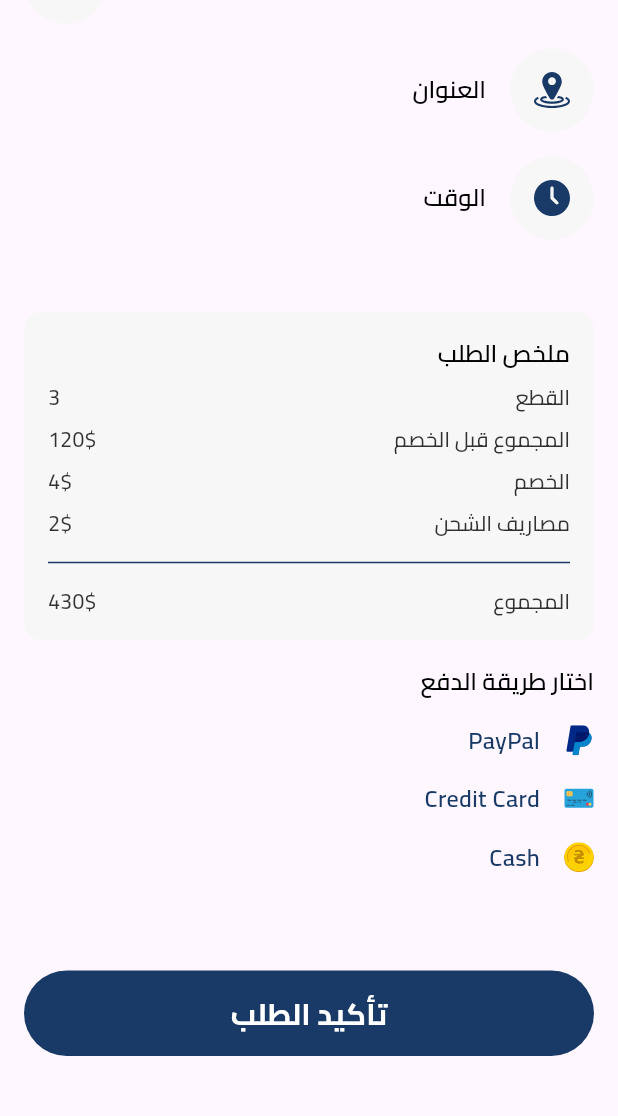
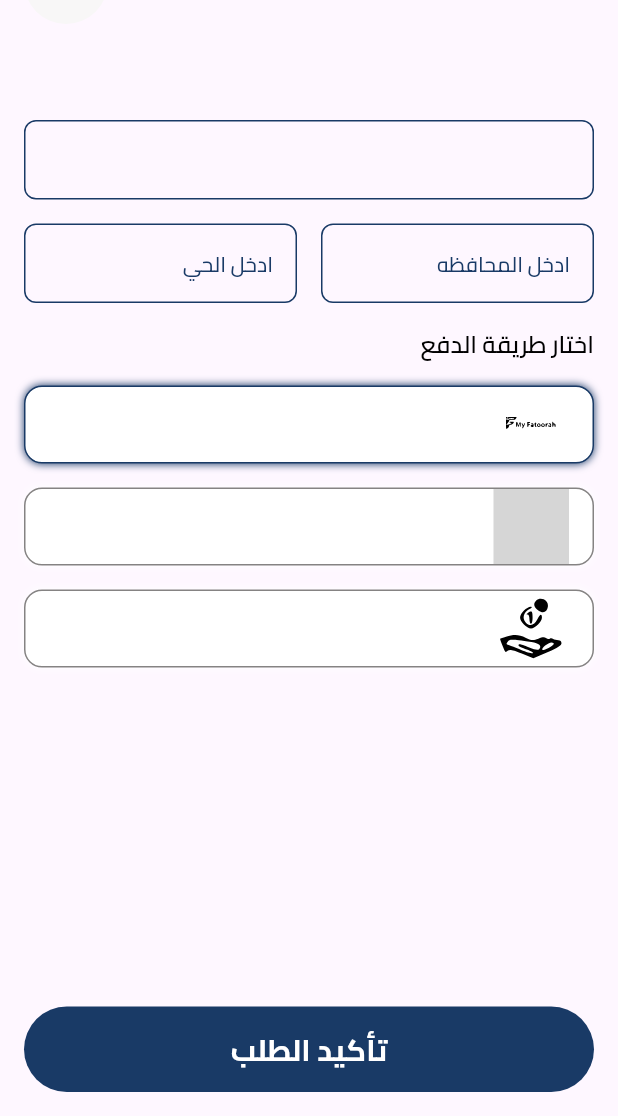
Before and after one commit to Kareemm0/two_be, a Flutter app: the OrderSummaryScreen screen opened by its route, on a phone screen of 412 x 824 dp, the part 120-1236 px from its top. Run offline on Flutter 3.47's test engine with Material 3 defaults, Android fonts, the phone set to English and light mode, and no system bars; our stand-ins replace dartz, dio, dotted_border, equatable, flutter_bloc, flutter_svg and 6 more; missing offline and left inert: myfatoorah_flutter; accounts and stored records are empty; network calls fail; project files that could hold a hidden picture were left out; grey boxes are pictures that could not be loaded.

Commit message:
add_choose_payment

```diff
--- a/lib/Features/Auth/Data/source/impl/auth_source_impl.dart
+++ b/lib/Features/Auth/Data/source/impl/auth_source_impl.dart
@@ -4,7 +4,6 @@ import 'package:dio/dio.dart';
 import 'package:two_be/Features/Auth/Data/source/base/auth_source.dart';
 import 'package:two_be/core/constant/end_points.dart';
 
-import '../../../../../core/cache/save_user_info.dart';
 import '../../../../../core/network/dio/base_dio.dart';
 
 class AuthSourceImpl implements AuthSource {
--- a/lib/Features/cart/data/source/impl/cart_source_impl.dart
+++ b/lib/Features/cart/data/source/impl/cart_source_impl.dart
@@ -1,12 +1,8 @@
-import 'dart:developer';
-
 import 'package:dio/dio.dart';
 import 'package:two_be/Features/cart/data/source/base/cart_source.dart';
 import 'package:two_be/core/constant/constant.dart';
 import 'package:two_be/core/constant/end_points.dart';
 import 'package:two_be/core/network/dio/base_dio.dart';
-
-import '../../../../../core/cache/save_user_info.dart';
 
 class CartSourceImpl implements CartSource {
   final BaseDio _dio;
--- a/lib/Features/cart/presentation/cubit/cart_cubit.dart
+++ b/lib/Features/cart/presentation/cubit/cart_cubit.dart
@@ -5,6 +5,7 @@ import 'package:flutter_bloc/flutter_bloc.dart';
 import 'package:two_be/Features/cart/data/model/order/order_model/order_model.dart';
 import 'package:two_be/Features/cart/domin/repo/cart_repo.dart';
 import 'package:two_be/core/utils/app_colors.dart';
+import 'package:two_be/core/utils/app_images.dart';
 import '../../data/model/cart_model/cart_model.dart';
 import 'package:myfatoorah_flutter/myfatoorah_flutter.dart';
 part 'cart_state.dart';
@@ -14,6 +15,14 @@ class CartCubit extends Cubit<CartState> {
   CartCubit(this._repo) : super(CartInitial());
 
   CartModel? cart;
+
+  List<String> payImages = [
+    AppImages.myFat,
+    AppImages.tabby,
+    AppImages.cach,
+  ];
+
+  int currentIndex = 0;
 
   void setUpActionBar() {
     MFSDK.setUpActionBar(
@@ -136,4 +145,10 @@ class CartCubit extends Cubit<CartState> {
       emit(CreateOrderFailureState("Error: ${e.toString()}"));
     }
   }
+
+  void changeIndex(int index) {
+    currentIndex = index;
+    log(index.toString());
+    emit(ChangeIndexState(index));
+  }
 }
--- a/lib/Features/cart/presentation/cubit/cart_state.dart
+++ b/lib/Features/cart/presentation/cubit/cart_state.dart
@@ -47,3 +47,10 @@ final class PaymentFailureState extends CartState {
 
   const PaymentFailureState(this.paymentStatusResponse);
 }
+
+final class ChangeIndexState extends CartState {
+  final int index;
+  @override
+  List<Object> get props => [index];
+  const ChangeIndexState(this.index);
+}
--- a/lib/Features/cart/presentation/views/cart_screen.dart
+++ b/lib/Features/cart/presentation/views/cart_screen.dart
@@ -1,16 +1,15 @@
-import 'dart:developer';
 import 'package:flutter/material.dart';
 import 'package:flutter_bloc/flutter_bloc.dart';
+import 'package:go_router/go_router.dart';
 import 'package:two_be/Features/cart/presentation/cubit/cart_cubit.dart';
 import 'package:two_be/Features/cart/presentation/widget/custom_cart_item.dart';
 import 'package:two_be/Features/categories/presentation/widget/custom_header_and_icon.dart';
+import 'package:two_be/core/routes/routes.dart';
 import 'package:two_be/core/widgets/custom_app_text.dart';
 import 'package:two_be/di.dart';
-import '../../../../core/cache/save_user_info.dart';
 import '../../../../core/utils/app_images.dart';
 import '../../../../core/utils/app_sizes.dart';
 import '../../../../core/widgets/aimated_loader.dart';
-import '../../../Auth/Data/Model/user.dart';
 import '../widget/custom_order_sammery_details.dart';
 
 class CartScreen extends StatefulWidget {
@@ -21,23 +20,6 @@ class CartScreen extends StatefulWidget {
 }
 
 class _CartScreenState extends State<CartScreen> {
-  User? _user;
-
-  Future<void> load() async {
-    User? user = await getUserFromSharedPreferences();
-    setState(() {
-      _user = user;
-    });
-    log("$user");
-    log("${user!.username}");
-  }
-
-  @override
-  void initState() {
-    load();
-    super.initState();
-  }
-
   @override
   Widget build(BuildContext context) {
     return BlocProvider(
@@ -78,11 +60,7 @@ class _CartScreenState extends State<CartScreen> {
                           CustomAppButton(
                             text: "تأكيد الطلب",
                             onPressed: () {
-                              cubit.createOrder(
-                                context,
-                                customerEmail: _user?.email ?? "",
-                                customerName: _user?.username ?? "",
-                              );
+                              context.push(Routes.orderSummary);
                             },
                             radius: 30,
                           ),
--- a/lib/Features/cart/presentation/views/order_summary_screen.dart
+++ b/lib/Features/cart/presentation/views/order_summary_screen.dart
@@ -1,20 +1,49 @@
+import 'dart:developer';
 import 'package:flutter/material.dart';
 import 'package:flutter_bloc/flutter_bloc.dart';
-import 'package:flutter_svg/svg.dart';
+import 'package:go_router/go_router.dart';
+import 'package:two_be/Features/Auth/presentation/cubit/auth_cubit.dart';
+import 'package:two_be/Features/Auth/presentation/cubit/auth_state.dart';
 import 'package:two_be/Features/cart/presentation/cubit/cart_cubit.dart';
-import 'package:two_be/Features/cart/presentation/widget/custom_order_sammery_details.dart';
+import 'package:two_be/Features/cart/presentation/widget/custom_choocse_payment_container.dart';
 import 'package:two_be/Features/categories/presentation/widget/custom_header_and_icon.dart';
+import 'package:two_be/core/extension/extension.dart';
 import 'package:two_be/core/functions/show_toast.dart';
 import 'package:two_be/core/utils/app_colors.dart';
-import 'package:two_be/core/utils/app_images.dart';
 import 'package:two_be/core/utils/app_sizes.dart';
-import 'package:two_be/core/widgets/custom_icon_container.dart';
 import 'package:two_be/di.dart';
+import '../../../../core/cache/save_user_info.dart';
 import '../../../../core/utils/app_text_style.dart';
 import '../../../../core/widgets/custom_app_text.dart';
+import '../../../../core/widgets/custom_countries_pupop_dialog.dart';
+import '../../../Auth/Data/Model/user.dart';
+import '../../../Auth/presentation/widget/custom_contry_item_grid_view.dart';
+import '../../../Auth/presentation/widget/custom_text_form_filed.dart';
 
-class OrderSummaryScreen extends StatelessWidget {
+class OrderSummaryScreen extends StatefulWidget {
   const OrderSummaryScreen({super.key});
+
+  @override
+  State<OrderSummaryScreen> createState() => _OrderSummaryScreenState();
+}
+
+class _OrderSummaryScreenState extends State<OrderSummaryScreen> {
+  User? _user;
+
+  Future<void> load() async {
+    User? user = await getUserFromSharedPreferences();
+    setState(() {
+      _user = user;
+    });
+    log("$user");
+    log("${user!.username}");
+  }
+
+  @override
+  void initState() {
+    load();
+    super.initState();
+  }
 
   @override
   Widget build(BuildContext context) {
@@ -27,79 +56,123 @@ class OrderSummaryScreen extends StatelessWidget {
           }
         },
         builder: (context, state) {
-          //  final cubit = context.read<CartCubit>();
+          final cubit = context.read<CartCubit>();
+          final authCubit = context.read<AuthCubit>();
           return Scaffold(
-            body: Padding(
-              padding: const EdgeInsets.symmetric(horizontal: 16, vertical: 40),
+            body: Column(
+              children: [
+                Expanded(
+                  child: SingleChildScrollView(
+                    child: Padding(
+                      padding: const EdgeInsets.symmetric(
+                        horizontal: 16,
+                        vertical: 40,
+                      ),
                       child: Column(
+                        spacing: 16,
                         crossAxisAlignment: CrossAxisAlignment.start,
-                spacing: 16,
                         children: [
                           CustomHeaderAndIcon(title: "تاكيد الطلب"),
-                  Row(
-                    spacing: 16,
-                    children: [
-                      CustomIconContainer(assetName: AppImages.location),
-                      Text("العنوان", style: AppTextStyle.style16),
-                    ],
+                          height(32),
+                          BlocBuilder<AuthCubit, AuthState>(
+                            builder: (context, state) {
+                              return CustomTextFormFiled(
+                                hintColor: AppColors.primaryColor,
+                                controller: TextEditingController(),
+                                borderColor: AppColors.primaryColor,
+                                hintText: authCubit.selectedItem == ""
+                                    ? _user?.country ?? ""
+                                    : authCubit.selectedItem,
+                                enabled: false,
+                              );
+                            },
+                          ).onTap(
+                            () {
+                              popupDropDownDialogs(context: context, children: [
+                                SizedBox(
+                                  height: heightSize(context) * 0.7,
+                                  width: double.maxFinite,
+                                  child: GridView.builder(
+                                    gridDelegate:
+                                        SliverGridDelegateWithFixedCrossAxisCount(
+                                      crossAxisCount: 2,
+                                    ),
+                                    itemBuilder: (context, index) {
+                                      return CustomContryItemGridView(
+                                        flag: authCubit.countries[index].flag ??
+                                            "",
+                                        name: authCubit.countries[index].name ??
+                                            "",
+                                      ).onTap(() {
+                                        setState(() {
+                                          authCubit.selectedItem =
+                                              authCubit.countries[index].name!;
+                                        });
+                                        context.pop();
+                                      });
+                                    },
+                                    itemCount: authCubit.countries.length,
+                                  ),
+                                )
+                              ]);
+                            },
                           ),
                           Row(
-                    spacing: 16,
                             children: [
-                      CustomIconContainer(assetName: AppImages.clock),
-                      Text("الوقت", style: AppTextStyle.style16),
-                    ],
+                              Flexible(
+                                child: CustomTextFormFiled(
+                                  hintText: "ادخل المحافظه",
+                                  hintColor: AppColors.primaryColor,
+                                  controller: TextEditingController(),
+                                  borderColor: AppColors.primaryColor,
                                 ),
-                  height(16),
-                  CustomOrderSammeryDetails(),
-                  Text("اختار طريقة الدفع", style: AppTextStyle.style16),
-                  Row(
-                    spacing: 16,
-                    children: [
-                      SvgPicture.asset(AppImages.pay),
-                      Text(
-                        "PayPal",
-                        style: AppTextStyle.style16
-                            .copyWith(color: AppColors.primaryColor),
+                              ),
+                              width(16),
+                              Flexible(
+                                child: CustomTextFormFiled(
+                                  hintText: "ادخل الحي",
+                                  hintColor: AppColors.primaryColor,
+                                  controller: TextEditingController(),
+                                  borderColor: AppColors.primaryColor,
+                                ),
                               ),
                             ],
                           ),
-                  Row(
-                    spacing: 16,
-                    children: [
-                      SvgPicture.asset(AppImages.cridte),
                           Text(
-                        "Credit Card",
-                        style: AppTextStyle.style16
-                            .copyWith(color: AppColors.primaryColor),
+                            "اختار طريقة الدفع",
+                            style: AppTextStyle.style16,
+                          ),
+                          ...List.generate(
+                            cubit.payImages.length,
+                            (index) => GestureDetector(
+                              onTap: () => cubit.changeIndex(index),
+                              child: CustomChoocsePaymentContainer(
+                                image: cubit.payImages[index],
+                                isChoose: cubit.currentIndex == index,
+                              ),
+                            ),
                           ),
                         ],
                       ),
-                  Row(
-                    spacing: 16,
-                    children: [
-                      SvgPicture.asset(AppImages.cache),
-                      Text(
-                        "Cash",
-                        style: AppTextStyle.style16
-                            .copyWith(color: AppColors.primaryColor),
                     ),
-                    ],
                   ),
-                  Spacer(),
-                  CustomAppButton(
+                ),
+                // Button at the bottom
+                Padding(
+                  padding: const EdgeInsets.all(16.0),
+                  child: CustomAppButton(
                     text: "تأكيد الطلب",
                     onPressed: () {
-                      // cubit.createOrder(
-                      //   context,
-                      //   customerEmail: _user?.email ?? "",
-                      //   customerName: _user?.username ?? "",
-                      // );
+                      cubit.createOrder(
+                        context,
+                        customerEmail: _user?.email ?? "",
+                        customerName: _user?.username ?? "",
+                      );
                     },
                     radius: 30,
                   ),
+                ),
               ],
-              ),
             ),
           );
         },
--- /dev/null
+++ b/lib/Features/cart/presentation/widget/custom_choocse_payment_container.dart
@@ -0,0 +1,44 @@
+import 'package:flutter/material.dart';
+import 'package:flutter_svg/svg.dart';
+import 'package:two_be/core/utils/app_colors.dart';
+
+class CustomChoocsePaymentContainer extends StatelessWidget {
+  final String image;
+  final bool isChoose;
+
+  const CustomChoocsePaymentContainer(
+      {super.key, required this.image, this.isChoose = false});
+
+  @override
+  Widget build(BuildContext context) {
+    return AnimatedContainer(
+      padding: EdgeInsets.symmetric(horizontal: 16),
+      width: double.maxFinite,
+      decoration: ShapeDecoration(
+        color: AppColors.secondaryColor,
+        shadows: [
+          BoxShadow(
+            color: isChoose ? AppColors.primaryColor : AppColors.secondaryColor,
+            blurRadius: 4,
+            offset: const Offset(0, 0),
+            spreadRadius: 0,
+          )
+        ],
+        shape: RoundedRectangleBorder(
+            borderRadius: BorderRadius.circular(12),
+            side: BorderSide(
+              color: isChoose ? AppColors.primaryColor : AppColors.grey8,
+            )),
+      ),
+      duration: Duration(seconds: 1),
+      child: Align(
+        alignment: AlignmentDirectional.centerStart,
+        child: SvgPicture.asset(
+          image,
+          width: 50,
+          height: 50,
+        ),
+      ),
+    );
+  }
+}
--- a/lib/core/cache/save_user_info.dart
+++ b/lib/core/cache/save_user_info.dart
@@ -1,6 +1,5 @@
 import 'dart:convert';
 import 'dart:developer';
-import 'package:dio/dio.dart';
 import 'package:shared_preferences/shared_preferences.dart';
 import 'package:two_be/Features/Auth/Data/Model/user.dart';
 import 'package:two_be/core/constant/app_shared_pref_keys.dart';
--- a/lib/core/constant/providers_list.dart
+++ b/lib/core/constant/providers_list.dart
@@ -1,5 +1,6 @@
 import 'package:flutter/material.dart';
 import 'package:flutter_bloc/flutter_bloc.dart';
+import 'package:two_be/Features/Auth/presentation/cubit/auth_cubit.dart';
 import 'package:two_be/Features/cart/presentation/cubit/cart_cubit.dart';
 import 'package:two_be/Features/products/presentation/cubit/products_cubit.dart';
 import 'package:two_be/di.dart';
@@ -21,6 +22,7 @@ class AppRootProvider extends StatelessWidget {
         BlocProvider(create: (context) => HomeCubit(getIt())),
         BlocProvider(create: (context) => ProductsCubit(getIt())),
         BlocProvider(create: (context) => CartCubit(getIt())),
+        BlocProvider(create: (context) => AuthCubit(getIt())..getCountries()),
       ],
       child: child,
     );
--- a/lib/core/utils/app_images.dart
+++ b/lib/core/utils/app_images.dart
@@ -16,7 +16,6 @@ class AppImages {
   static const String logout = '${_path}logout_logo.png';
 
   //! Vectors Images
-
   static const String google = '${_vectos}google.svg';
   static const String home = '${_vectos}home.svg';
   static const String search = '${_vectos}search.svg';
@@ -42,6 +41,9 @@ class AppImages {
   static const String langu = '${_vectos}langu.svg';
   static const String privacy = '${_vectos}privcy.svg';
   static const String setting = '${_vectos}settings.svg';
+  static const String tabby = '${_vectos}tabby.svg';
+  static const String myFat = '${_vectos}myfat.svg';
+  static const String cach = '${_vectos}cach.svg';
 
   // ! animation lottie
   static const String emptyList = '${_lottie}empty_list.json';
```
Also changed, not shown: assets/images/cache.png (added), assets/images/myfatoorah.png (added), assets/images/tabby.png (added), assets/vectors/cach.svg (added), assets/vectors/myfat.svg (added), assets/vectors/tabby.svg (added), pubspec.lock, 125 other files. Lines whose indentation alone changed are shown as unchanged.
